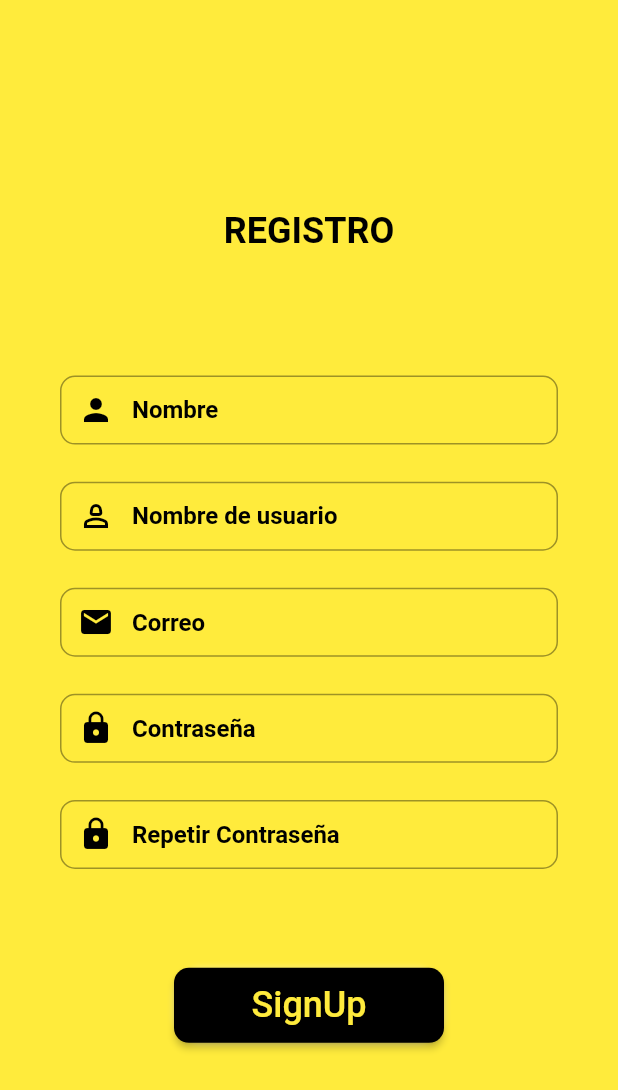
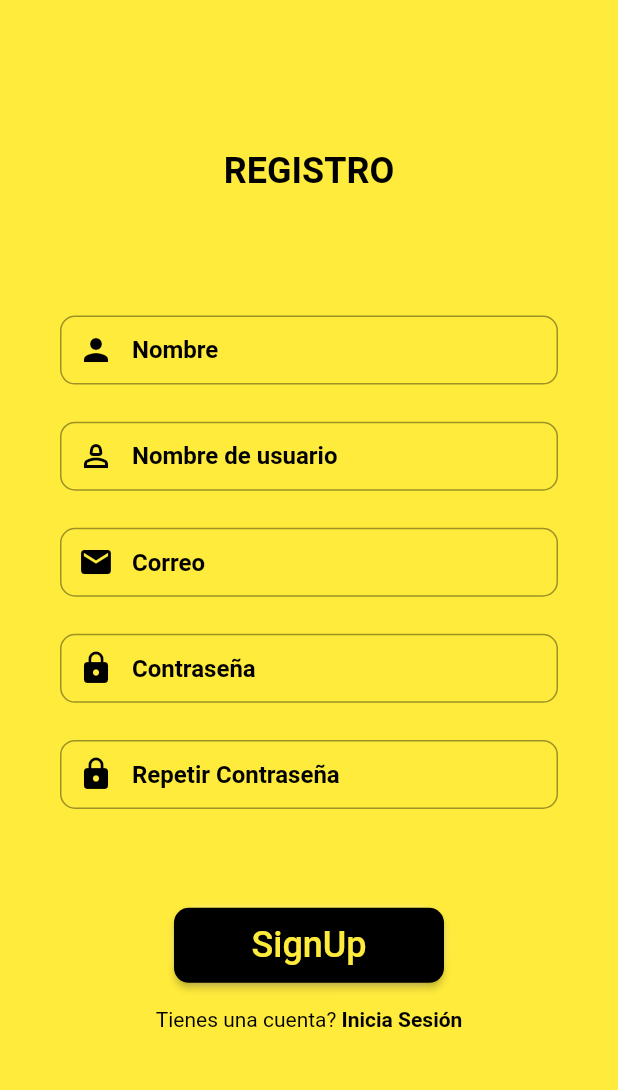
Before and after one commit to OscarPlanas/Frontend-WarTracker, a Flutter app: the RegisterScreen screen opened directly, on a phone screen of 412 x 824 dp. Shown: the top 1090 px of the screen. Run offline on Flutter 3.47's test engine with Material 2 defaults, Android fonts, the phone set to English and light mode, and no system bars; our stand-ins replace get, shared_preferences; accounts and stored records are empty.

Commit message:
v0.3 Login/Register ButtonAlreadyHaveAnAccount

```diff
--- /dev/null
+++ b/lib/components/already_have_an_account_acheck.dart
@@ -0,0 +1,37 @@
+import 'package:flutter/material.dart';
+import 'package:frontend/constants.dart';
+
+class AlreadyHaveAnAccountCheck extends StatelessWidget {
+  final bool login;
+  final Function? press;
+  const AlreadyHaveAnAccountCheck({
+    Key? key,
+    this.login = true,
+    this.press,
+    Color? textColor,
+    Color? color,
+  }) : super(key: key);
+
+  @override
+  Widget build(BuildContext context) {
+    return Row(
+      mainAxisAlignment: MainAxisAlignment.center,
+      children: <Widget>[
+        Text(
+          login ? "Aún no tienes cuenta? " : "Tienes una cuenta? ",
+          style: TextStyle(color: ButtonBlack),
+        ),
+        GestureDetector(
+          onTap: press as void Function()?,
+          child: Text(
+            login ? "Registrate" : "Inicia Sesión",
+            style: TextStyle(
+              color: ButtonBlack,
+              fontWeight: FontWeight.bold,
+            ),
+          ),
+        )
+      ],
+    );
+  }
+}
--- a/lib/screens/register.dart
+++ b/lib/screens/register.dart
@@ -10,12 +10,15 @@ import 'package:frontend/components/rounded_button.dart';
 import 'package:frontend/components/rounded_input_field.dart';
 import 'package:frontend/components/input_fields.dart';
 import 'package:frontend/components/submit_button.dart';
+import 'package:frontend/components/already_have_an_account_acheck.dart';
+
 // import 'package:flutter_auth/components/rounded_password_field.dart';
 import 'package:frontend/constants.dart';
 // import 'package:flutter_auth/data/data.dart';
 // import 'package:localstorage/localstorage.dart';
 import 'package:frontend/controllers/login_controller.dart';
 import 'package:frontend/controllers/registration_controller.dart';
+import 'package:frontend/screens/login.dart';
 import 'package:get/get.dart';
 
 class Body extends StatefulWidget {
@@ -37,7 +40,7 @@ class _BodyState extends State<Body> {
     bool emailValid = true;
 
     return SingleChildScrollView(
-      padding: EdgeInsets.symmetric(horizontal: 40, vertical: 140),
+      padding: EdgeInsets.symmetric(horizontal: 40, vertical: 100),
       child: Column(
         mainAxisAlignment: MainAxisAlignment.center,
         children: <Widget>[
@@ -94,7 +97,21 @@ class _BodyState extends State<Body> {
                 }
             },
             title: 'SignUp',
-          )
+          ),
+          SizedBox(height: size.height * 0.02),
+          AlreadyHaveAnAccountCheck(
+            login: false,
+            press: () {
+              Navigator.push(
+                context,
+                MaterialPageRoute(
+                  builder: (context) {
+                    return LoginScreen();
+                  },
+                ),
+              );
+            },
+          ),
         ],
       ),
     );
```
Also changed, not shown: lib/screens/login.dart (+18 -2 lines).
